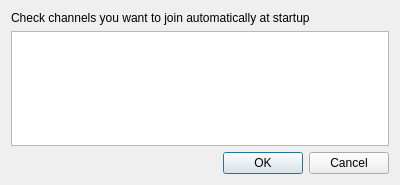
First picture: the form in ui/roomsdialog.ui, repository kervala/kdamn, before the edit.
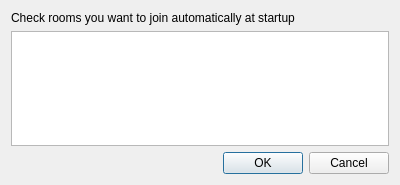
Second picture: the form after the edit.

Commit message: Fixed: #378 Renamed channel to room Changed: Versionning of config file

The edit to the form file:
```diff
--- a/ui/roomsdialog.ui
+++ b/ui/roomsdialog.ui
@@ -17,7 +17,7 @@
    <item>
     <widget class="QLabel" name="channelsLabel">
      <property name="text">
-      <string>Check channels you want to join automatically at startup</string>
+      <string>Check rooms you want to join automatically at startup</string>
      </property>
      <property name="buddy">
       <cstring>channelsView</cstring>
```
Left out of the diff: 6 changed lines with no effect on the pictures. The commit also changes 25 other files.
